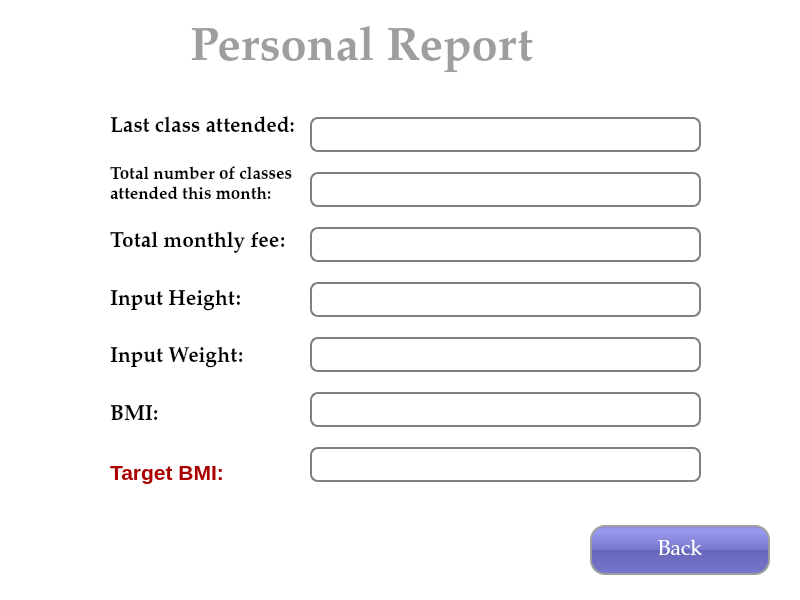
This is UI/PersonalReportPageUI.ui in tural777/FinalProject as Qt 5 draws it before an edit. The edited form follows.
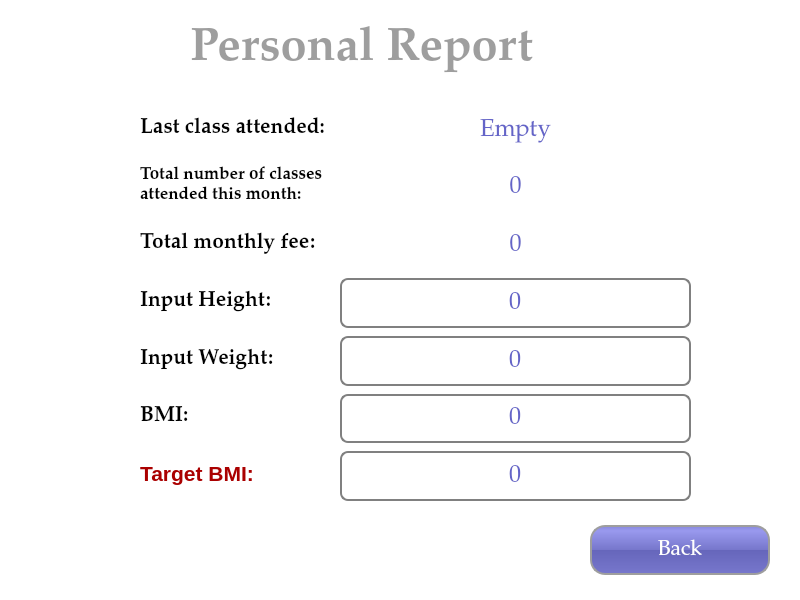
This is the edited form.

The edit to the form file:
```diff
--- a/UI/PersonalReportPageUI.ui
+++ b/UI/PersonalReportPageUI.ui
@@ -78,10 +78,10 @@
   <widget class="QWidget" name="horizontalLayoutWidget">
    <property name="geometry">
     <rect>
-     <x>110</x>
+     <x>140</x>
      <y>100</y>
-     <width>591</width>
-     <height>399</height>
+     <width>551</width>
+     <height>401</height>
     </rect>
    </property>
    <layout class="QHBoxLayout" name="horizontalLayout">
@@ -95,6 +95,12 @@
       </property>
       <item>
        <widget class="QLabel" name="lbl_lastClassAtt">
+        <property name="sizePolicy">
+         <sizepolicy hsizetype="Preferred" vsizetype="Preferred">
+          <horstretch>0</horstretch>
+          <verstretch>0</verstretch>
+         </sizepolicy>
+        </property>
         <property name="font">
          <font>
           <family>Palatino Linotype</family>
@@ -110,6 +116,12 @@
       </item>
       <item>
        <widget class="QLabel" name="lbl_TotNumOfClsAttThisMonth">
+        <property name="sizePolicy">
+         <sizepolicy hsizetype="Preferred" vsizetype="Preferred">
+          <horstretch>0</horstretch>
+          <verstretch>0</verstretch>
+         </sizepolicy>
+        </property>
         <property name="font">
          <font>
           <family>Palatino Linotype</family>
@@ -126,6 +138,12 @@
       </item>
       <item>
        <widget class="QLabel" name="lbl_totalMonthlyFee">
+        <property name="sizePolicy">
+         <sizepolicy hsizetype="Preferred" vsizetype="Preferred">
+          <horstretch>0</horstretch>
+          <verstretch>0</verstretch>
+         </sizepolicy>
+        </property>
         <property name="font">
          <font>
           <family>Palatino Linotype</family>
@@ -141,6 +159,12 @@
       </item>
       <item>
        <widget class="QLabel" name="lbl_inputHeight">
+        <property name="sizePolicy">
+         <sizepolicy hsizetype="Preferred" vsizetype="Preferred">
+          <horstretch>0</horstretch>
+          <verstretch>0</verstretch>
+         </sizepolicy>
+        </property>
         <property name="font">
          <font>
           <family>Palatino Linotype</family>
@@ -156,6 +180,12 @@
       </item>
       <item>
        <widget class="QLabel" name="lbl_inputWeight">
+        <property name="sizePolicy">
+         <sizepolicy hsizetype="Preferred" vsizetype="Preferred">
+          <horstretch>0</horstretch>
+          <verstretch>0</verstretch>
+         </sizepolicy>
+        </property>
         <property name="font">
          <font>
           <family>Palatino Linotype</family>
@@ -171,6 +201,12 @@
       </item>
       <item>
        <widget class="QLabel" name="lbl_BMI">
+        <property name="sizePolicy">
+         <sizepolicy hsizetype="Preferred" vsizetype="Preferred">
+          <horstretch>0</horstretch>
+          <verstretch>0</verstretch>
+         </sizepolicy>
+        </property>
         <property name="font">
          <font>
           <family>Palatino Linotype</family>
@@ -186,6 +222,12 @@
       </item>
       <item>
        <widget class="QLabel" name="lbl_targetBMI">
+        <property name="sizePolicy">
+         <sizepolicy hsizetype="Preferred" vsizetype="Preferred">
+          <horstretch>0</horstretch>
+          <verstretch>0</verstretch>
+         </sizepolicy>
+        </property>
         <property name="font">
          <font>
           <family>MS Shell Dlg 2</family>
@@ -213,61 +255,97 @@
        <number>5</number>
       </property>
       <item>
-       <widget class="QLineEdit" name="txt_lastClassAtt">
+       <widget class="QLabel" name="lbl_textLastClassAtt">
+        <property name="sizePolicy">
+         <sizepolicy hsizetype="Expanding" vsizetype="Expanding">
+          <horstretch>0</horstretch>
+          <verstretch>0</verstretch>
+         </sizepolicy>
+        </property>
         <property name="font">
          <font>
           <family>Palatino Linotype</family>
           <pointsize>18</pointsize>
          </font>
         </property>
+        <property name="layoutDirection">
+         <enum>Qt::LeftToRight</enum>
+        </property>
         <property name="styleSheet">
-         <string notr="true">QLineEdit {
-padding: 1px;
-border-style: solid;
-border: 2px solid gray;
-border-radius: 8px;
-}</string>
+         <string notr="true">color: rgb(100, 100, 200);</string>
         </property>
+        <property name="text">
+         <string>Empty</string>
+        </property>
+        <property name="alignment">
+         <set>Qt::AlignCenter</set>
+        </property>
        </widget>
       </item>
       <item>
-       <widget class="QLineEdit" name="txt_TotNumOfClsAttThisMonth">
+       <widget class="QLabel" name="lbl_textTotNumOfClsAttThisMonth">
+        <property name="sizePolicy">
+         <sizepolicy hsizetype="Expanding" vsizetype="Expanding">
+          <horstretch>0</horstretch>
+          <verstretch>0</verstretch>
+         </sizepolicy>
+        </property>
         <property name="font">
          <font>
           <family>Palatino Linotype</family>
           <pointsize>18</pointsize>
          </font>
         </property>
+        <property name="layoutDirection">
+         <enum>Qt::LeftToRight</enum>
+        </property>
         <property name="styleSheet">
-         <string notr="true">QLineEdit {
-padding: 1px;
-border-style: solid;
-border: 2px solid gray;
-border-radius: 8px;
-}</string>
+         <string notr="true">color: rgb(100, 100, 200);</string>
         </property>
+        <property name="text">
+         <string>0</string>
+        </property>
+        <property name="alignment">
+         <set>Qt::AlignCenter</set>
+        </property>
        </widget>
       </item>
       <item>
-       <widget class="QLineEdit" name="txt_totalMonthlyFee">
+       <widget class="QLabel" name="lbl_textTotalMonthlyFee">
+        <property name="sizePolicy">
+         <sizepolicy hsizetype="Expanding" vsizetype="Expanding">
+          <horstretch>0</horstretch>
+          <verstretch>0</verstretch>
+         </sizepolicy>
+        </property>
         <property name="font">
          <font>
           <family>Palatino Linotype</family>
           <pointsize>18</pointsize>
          </font>
         </property>
+        <property name="layoutDirection">
+         <enum>Qt::LeftToRight</enum>
+        </property>
         <property name="styleSheet">
-         <string notr="true">QLineEdit {
-padding: 1px;
-border-style: solid;
-border: 2px solid gray;
-border-radius: 8px;
-}</string>
+         <string notr="true">color: rgb(100, 100, 200);</string>
+        </property>
+        <property name="text">
+         <string>0</string>
+        </property>
+        <property name="alignment">
+         <set>Qt::AlignCenter</set>
         </property>
        </widget>
       </item>
       <item>
        <widget class="QLineEdit" name="txt_inputHeight">
+        <property name="sizePolicy">
+         <sizepolicy hsizetype="Expanding" vsizetype="Expanding">
+          <horstretch>0</horstretch>
+          <verstretch>0</verstretch>
+         </sizepolicy>
+        </property>
         <property name="font">
          <font>
           <family>Palatino Linotype</family>
@@ -280,12 +358,25 @@
 border-style: solid;
 border: 2px solid gray;
 border-radius: 8px;
+color: rgb(100, 100, 200);
 }</string>
         </property>
+        <property name="text">
+         <string>0</string>
+        </property>
+        <property name="alignment">
+         <set>Qt::AlignCenter</set>
+        </property>
        </widget>
       </item>
       <item>
        <widget class="QLineEdit" name="txt_inputWeight">
+        <property name="sizePolicy">
+         <sizepolicy hsizetype="Expanding" vsizetype="Expanding">
+          <horstretch>0</horstretch>
+          <verstretch>0</verstretch>
+         </sizepolicy>
+        </property>
         <property name="font">
          <font>
           <family>Palatino Linotype</family>
@@ -298,12 +389,25 @@
 border-style: solid;
 border: 2px solid gray;
 border-radius: 8px;
+color: rgb(100, 100, 200);
 }</string>
         </property>
+        <property name="text">
+         <string>0</string>
+        </property>
+        <property name="alignment">
+         <set>Qt::AlignCenter</set>
+        </property>
        </widget>
       </item>
       <item>
        <widget class="QLineEdit" name="txt_BMI">
+        <property name="sizePolicy">
+         <sizepolicy hsizetype="Expanding" vsizetype="Expanding">
+          <horstretch>0</horstretch>
+          <verstretch>0</verstretch>
+         </sizepolicy>
+        </property>
         <property name="font">
          <font>
           <family>Palatino Linotype</family>
@@ -316,12 +420,25 @@
 border-style: solid;
 border: 2px solid gray;
 border-radius: 8px;
+color: rgb(100, 100, 200);
 }</string>
         </property>
+        <property name="text">
+         <string>0</string>
+        </property>
+        <property name="alignment">
+         <set>Qt::AlignCenter</set>
+        </property>
        </widget>
       </item>
       <item>
        <widget class="QLineEdit" name="txt_targetBMI">
+        <property name="sizePolicy">
+         <sizepolicy hsizetype="Expanding" vsizetype="Expanding">
+          <horstretch>0</horstretch>
+          <verstretch>0</verstretch>
+         </sizepolicy>
+        </property>
         <property name="font">
          <font>
           <family>Palatino Linotype</family>
@@ -334,8 +451,15 @@
 border-style: solid;
 border: 2px solid gray;
 border-radius: 8px;
+color: rgb(100, 100, 200);
 }</string>
         </property>
+        <property name="text">
+         <string>0</string>
+        </property>
+        <property name="alignment">
+         <set>Qt::AlignCenter</set>
+        </property>
        </widget>
       </item>
      </layout>
```
